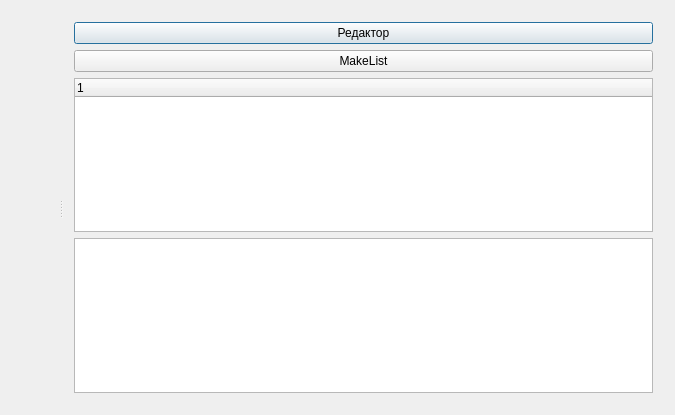
ClassicDP/ch_new, file dialog.ui: the form before one commit.
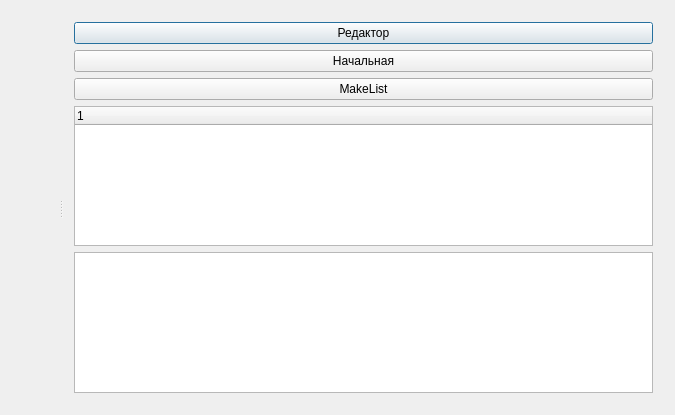
The form after the commit.

```diff
--- a/dialog.ui
+++ b/dialog.ui
@@ -31,6 +31,13 @@
          </property>
         </widget>
        </item>
+       <item>
+        <widget class="QPushButton" name="pushButton_3">
+         <property name="text">
+          <string>Начальная</string>
+         </property>
+        </widget>
+       </item>
        <item>
         <widget class="QPushButton" name="pushButton_2">
          <property name="text">
```
